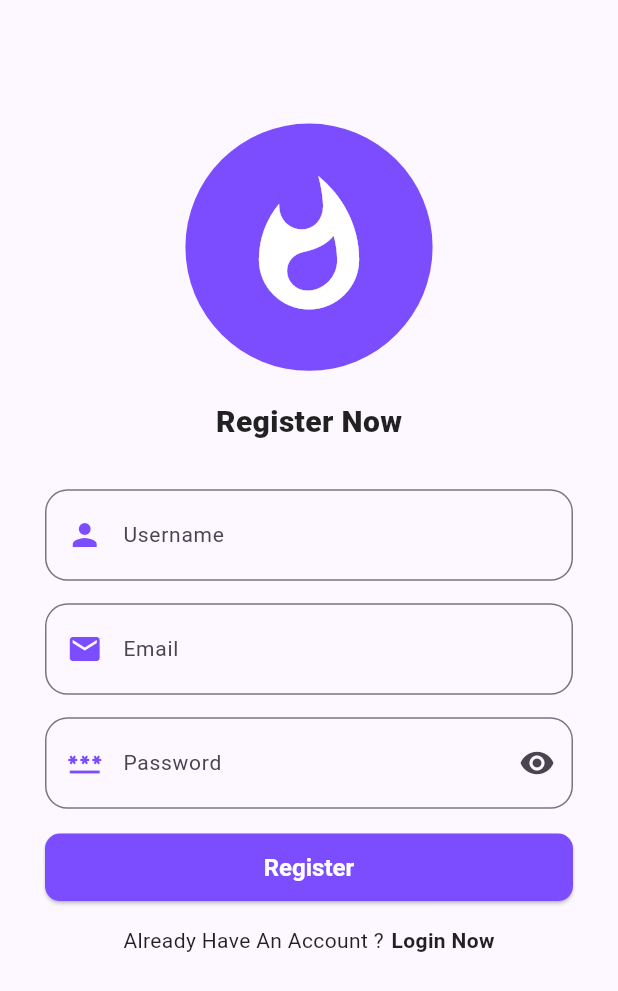
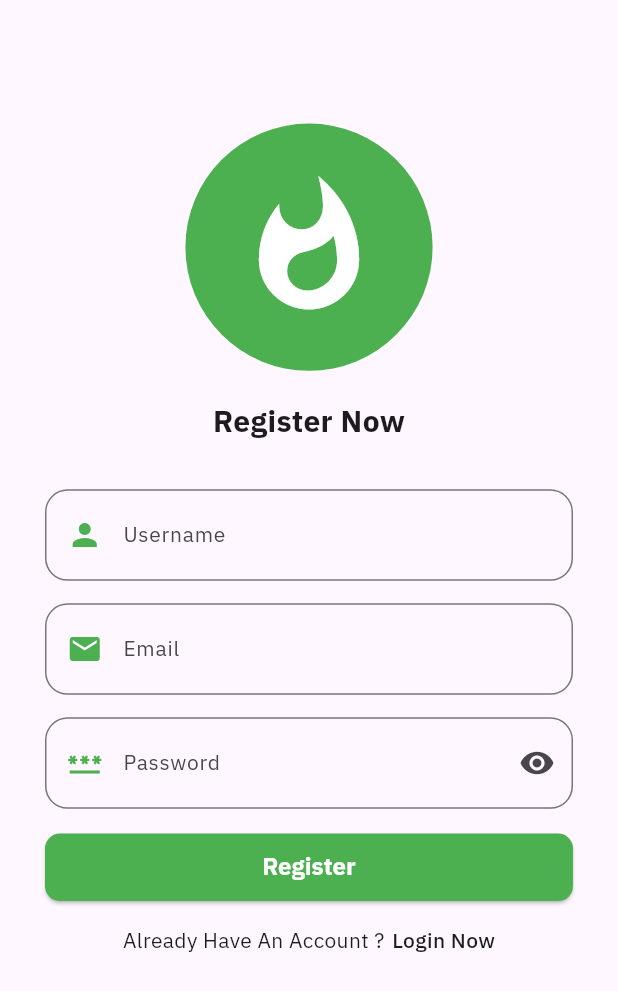
Before and after one commit to abdulrahmanhaney/Fire_Chat, a Flutter app: the screen it shows after launch, on a phone screen of 412 x 824 dp. Shown: the top 991 px of the screen. Run offline on Flutter 3.47's test engine with Material 2 defaults, Android fonts, the phone set to English and light mode, and no system bars; drawn by our look-alikes of modal_progress_hud_nsn; our stand-ins replace bloc, cloud_firestore, dartz, equatable, firebase_auth, firebase_core and 4 more; accounts and stored records are empty; Roboto replaces fonts that are missing (Cairo).

Commit message:
handle some things

```diff
--- a/lib/Core/styles/text_styles.dart
+++ b/lib/Core/styles/text_styles.dart
@@ -8,19 +8,19 @@ class AppTextStyles {
   // s => Size
   static const TextStyle s30b = TextStyle(
     fontSize: 30,
-    fontWeight: FontWeight.w900,
+    fontWeight: FontWeight.bold,
   );
   static const TextStyle s20b = TextStyle(
     fontSize: 20,
-    fontWeight: FontWeight.w900,
+    fontWeight: FontWeight.bold,
   );
   static const TextStyle s16b = TextStyle(
     fontSize: 16,
-    fontWeight: FontWeight.w700,
+    fontWeight: FontWeight.w500,
   );
   static const TextStyle s14b = TextStyle(
     fontSize: 14,
-    fontWeight: FontWeight.bold,
+    fontWeight: FontWeight.w500,
   );
   static const TextStyle s14n = TextStyle(
     fontSize: 14,
--- a/lib/Core/utils/app_themes.dart
+++ b/lib/Core/utils/app_themes.dart
@@ -1,6 +1,5 @@
 import 'package:fire_chat/constants.dart';
 import 'package:flutter/material.dart';
-import 'package:google_fonts/google_fonts.dart';
 
 class AppThemes {
   static ThemeData lightTheme() {
@@ -9,11 +8,15 @@ class AppThemes {
       cardColor: Colors.white,
       useMaterial3: true,
       brightness: Brightness.light,
-      colorScheme: ColorScheme.fromSeed(seedColor: kPrimaryColor),
-      textTheme: GoogleFonts.cairoTextTheme(ThemeData.light().textTheme),
+      fontFamily: 'IBMPLEX',
       appBarTheme: const AppBarTheme(
         backgroundColor: kPrimaryColor,
         foregroundColor: Colors.white,
+        titleTextStyle: TextStyle(
+          fontFamily: 'IBMPLEX',
+          fontWeight: FontWeight.bold,
+          fontSize: 20,
+        ),
       ),
       elevatedButtonTheme: const ElevatedButtonThemeData(
         style: ButtonStyle(
@@ -21,6 +24,7 @@ class AppThemes {
           foregroundColor: MaterialStatePropertyAll(Colors.white),
           textStyle: MaterialStatePropertyAll(
             TextStyle(
+              fontFamily: 'IBMPLEX',
               fontSize: 16,
               fontWeight: FontWeight.bold,
             ),
@@ -41,13 +45,20 @@ class AppThemes {
   }
 
   static ThemeData darkTheme() {
-    return ThemeData.dark().copyWith(
+    return ThemeData(
       primaryColor: Colors.white,
       useMaterial3: true,
       cardColor: kPrimaryColor,
-      colorScheme: ColorScheme.fromSeed(seedColor: Colors.white),
-      textTheme: GoogleFonts.cairoTextTheme(ThemeData.dark().textTheme),
+      brightness: Brightness.dark,
+      fontFamily: 'IBMPLEX',
+      colorScheme: ColorScheme.fromSeed(
+          seedColor: Colors.white, brightness: Brightness.dark),
       appBarTheme: const AppBarTheme(
+        titleTextStyle: TextStyle(
+          fontFamily: 'IBMPLEX',
+          fontWeight: FontWeight.bold,
+          fontSize: 20,
+        ),
         backgroundColor: kPrimaryColor,
       ),
       elevatedButtonTheme: const ElevatedButtonThemeData(
@@ -57,6 +68,7 @@ class AppThemes {
           textStyle: MaterialStatePropertyAll(
             TextStyle(
               fontSize: 16,
+              fontFamily: 'IBMPLEX',
               fontWeight: FontWeight.bold,
             ),
           ),
--- a/lib/Featured/Auth/presentataion/views/widgets/custom_password_text_field.dart
+++ b/lib/Featured/Auth/presentataion/views/widgets/custom_password_text_field.dart
@@ -20,7 +20,7 @@ class CustomPassWordTextField extends StatefulWidget {
 }
 
 class _CustomPassWordTextFieldState extends State<CustomPassWordTextField> {
-  bool isShow = false;
+  bool isHide = true;
 
   @override
   Widget build(BuildContext context) {
@@ -29,7 +29,7 @@ class _CustomPassWordTextFieldState extends State<CustomPassWordTextField> {
       child: TextFormField(
         validator: widget.validator,
         onSaved: widget.onSaved,
-        obscureText: isShow,
+        obscureText: isHide,
         onChanged: widget.onCahange,
         style: const TextStyle(fontSize: 14),
         decoration: InputDecoration(
@@ -40,11 +40,11 @@ class _CustomPassWordTextFieldState extends State<CustomPassWordTextField> {
           suffixIcon: IconButton(
             onPressed: () {
               setState(() {
-                isShow = !isShow;
+                isHide = !isHide;
               });
             },
             icon: Icon(
-              isShow ? Icons.visibility_off : Icons.visibility,
+              !isHide ? Icons.visibility_off : Icons.visibility,
             ),
           ),
           prefixIcon: Padding(
--- a/lib/Featured/Auth/presentataion/views/widgets/login_view_body.dart
+++ b/lib/Featured/Auth/presentataion/views/widgets/login_view_body.dart
@@ -1,6 +1,6 @@
 import 'package:fire_chat/Core/helpers/show_snak_bar.dart';
 import 'package:fire_chat/Featured/Auth/data/models/user_model.dart';
-import 'package:fire_chat/Featured/Auth/presentataion/views/reset_password_view.dart';
+import 'package:fire_chat/Featured/Home/presentation/views/home_view.dart';
 import 'package:flutter/material.dart';
 import 'package:flutter_bloc/flutter_bloc.dart';
 import 'package:modal_progress_hud_nsn/modal_progress_hud_nsn.dart';
@@ -40,7 +40,7 @@ class _LoginViewBodyState extends State<LoginViewBody> {
             setState(() {
               inAsyncCall = false;
             });
-            Navigator.pushReplacementNamed(context, ResetPasswordView.id);
+            Navigator.pushReplacementNamed(context, HomeView.id);
           }
         },
         child: ModalProgressHUD(
--- a/lib/Featured/Home/presentation/views/home_view.dart
+++ b/lib/Featured/Home/presentation/views/home_view.dart
@@ -8,8 +8,8 @@ class HomeView extends StatelessWidget {
 
   @override
   Widget build(BuildContext context) {
-    return Scaffold(
-      body: const HomeViewBody(),
+    return const Scaffold(
+      body: HomeViewBody(),
     );
   }
 }
--- a/lib/Featured/Home/presentation/views/widgets/home_view_body.dart
+++ b/lib/Featured/Home/presentation/views/widgets/home_view_body.dart
@@ -1,6 +1,4 @@
 import 'package:flutter/material.dart';
-
-import '../../../../../Core/styles/text_styles.dart';
 
 class HomeViewBody extends StatelessWidget {
   const HomeViewBody({
@@ -22,15 +20,11 @@ class HomeViewBody extends StatelessWidget {
               ),
               Text(
                 'Fire Chat',
-                style: AppTextStyles.s20b,
               ),
             ],
           ),
           actions: [
             IconButton(onPressed: () {}, icon: const Icon(Icons.search)),
-            IconButton(
-                onPressed: () {}, icon: const Icon(Icons.camera_alt_rounded)),
-            IconButton(onPressed: () {}, icon: const Icon(Icons.rowing)),
           ],
         ),
         SliverToBoxAdapter(
--- a/lib/constants.dart
+++ b/lib/constants.dart
@@ -1,3 +1,3 @@
 import 'package:flutter/material.dart';
 
-const Color kPrimaryColor = Colors.deepPurpleAccent;
+const Color kPrimaryColor = Colors.green;
```
Also changed, not shown: pubspec.yaml (+10 -5 lines), fonts/IBMPlexSansArabic-Bold.ttf (added), fonts/IBMPlexSansArabic-Medium.ttf (added), fonts/IBMPlexSansArabic-Regular.ttf (added), pubspec.lock, 1 other file.
